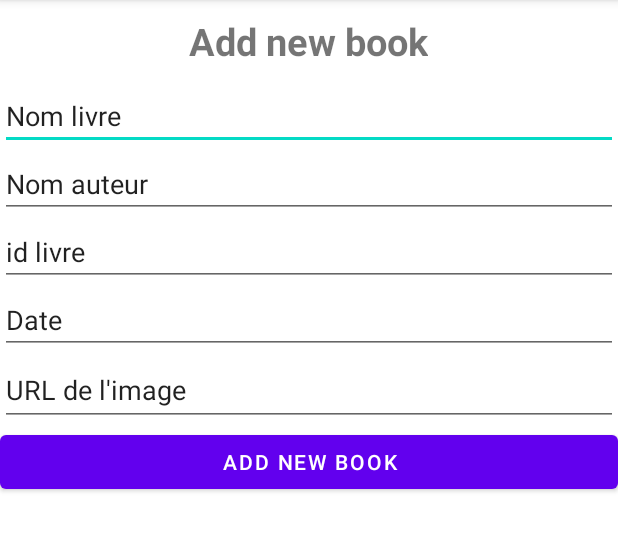
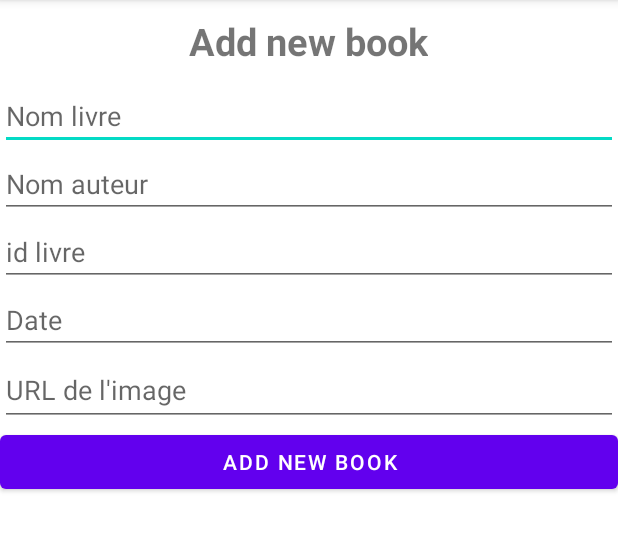
Before and after one commit to Emmy-vandeville/Projet_Android, an Android app: the AddBookActivity screen opened directly, with no data from a screen before it, on a phone screen of 412 x 824 dp, the part 84-634 px from its top. Run offline under Robolectric (Android 15) with nearby library versions, the phone set to English and light mode, and no system bars.

Commit message:
Ajout nouveau code Ikram + qq modifs

```diff
--- a/Biblio/app/src/main/AndroidManifest.xml
+++ b/Biblio/app/src/main/AndroidManifest.xml
@@ -1,6 +1,9 @@
 <?xml version="1.0" encoding="utf-8"?>
 <manifest xmlns:android="http://schemas.android.com/apk/res/android"
     package="com.example.myapplication">
+    <uses-permission android:name="android.permission.CAMERA" />
+    <uses-permission android:name="android.permission.INTERNET" />
+    <uses-permission android:name="android.permission.RECEIVE_BOOT_COMPLETED" />
 
     <application
         android:allowBackup="true"
--- a/Biblio/app/src/main/java/com/example/myapplication/BookDetailsActivity.java
+++ b/Biblio/app/src/main/java/com/example/myapplication/BookDetailsActivity.java
@@ -37,7 +37,7 @@ public class BookDetailsActivity extends AppCompatActivity {
         }
 
         Glide.with(getApplicationContext())
-                .load("")
+                .load(book.getImgCouverture())
                 .into(imageView);
 
 
--- a/Biblio/app/src/main/res/layout/activity_add_book.xml
+++ b/Biblio/app/src/main/res/layout/activity_add_book.xml
@@ -22,7 +22,7 @@
         android:id="@+id/book_name_ed"
         android:layout_width="match_parent"
         android:layout_height="wrap_content"
-        android:text="Nom livre"
+        android:hint="Nom livre"
         tools:ignore="TouchTargetSizeCheck" />
 
 
@@ -30,7 +30,7 @@
         android:id="@+id/book_author_ed"
         android:layout_width="match_parent"
         android:layout_height="wrap_content"
-        android:text="Nom auteur"
+        android:hint="Nom auteur"
         tools:ignore="TouchTargetSizeCheck,TouchTargetSizeCheck" />
 
 
@@ -38,7 +38,7 @@
         android:id="@+id/book_id_ed"
         android:layout_width="match_parent"
         android:layout_height="wrap_content"
-        android:text="id livre"
+        android:hint="id livre"
         tools:ignore="TouchTargetSizeCheck" />
 
 
@@ -46,15 +46,15 @@
         android:id="@+id/books_date_ed"
         android:layout_width="match_parent"
         android:layout_height="wrap_content"
-        android:text="Date"
+        android:hint="Date"
         tools:ignore="TouchTargetSizeCheck" />
 
     <EditText
         android:id="@+id/books_image_url_ed"
         android:layout_width="match_parent"
         android:layout_height="wrap_content"
-        android:minHeight="48dp"
-        android:text="URL de l'image" />
+        android:hint="URL de l'image"
+        android:minHeight="48dp" />
 
     <Button
         android:id="@+id/add_book_btn"
```
Also changed, not shown: Biblio/app/src/main/java/com/example/myapplication/MainActivity.java (+11 -5 lines), Biblio/app/src/main/res/layout/activity_main.xml (+10 -9 lines).
